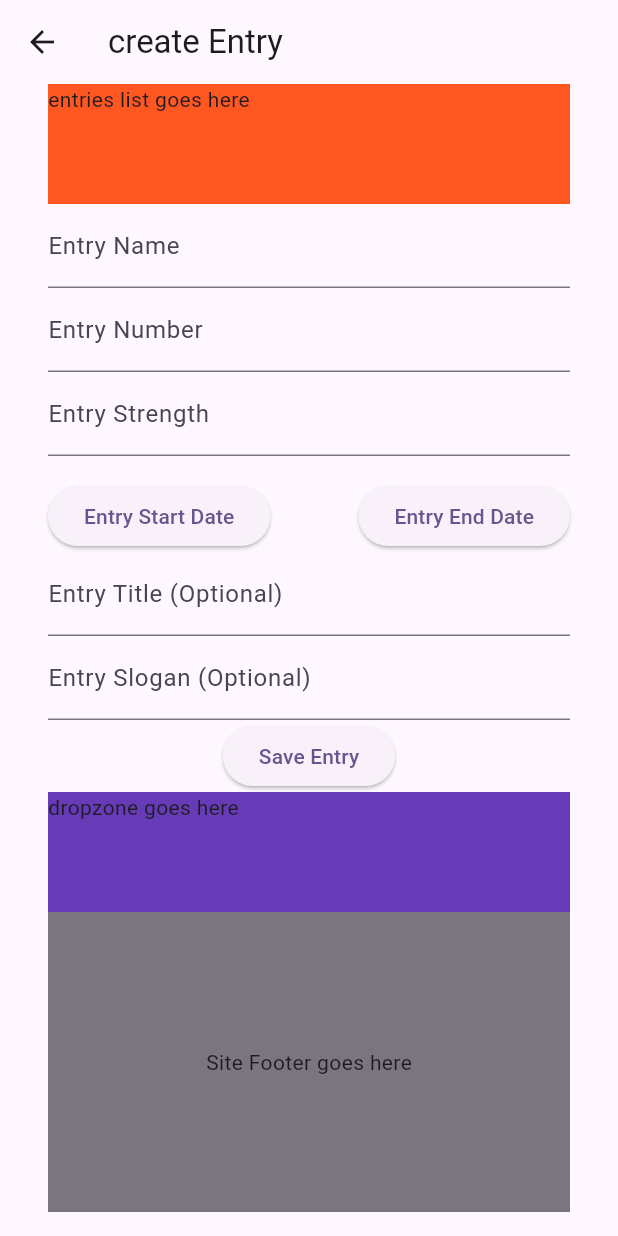
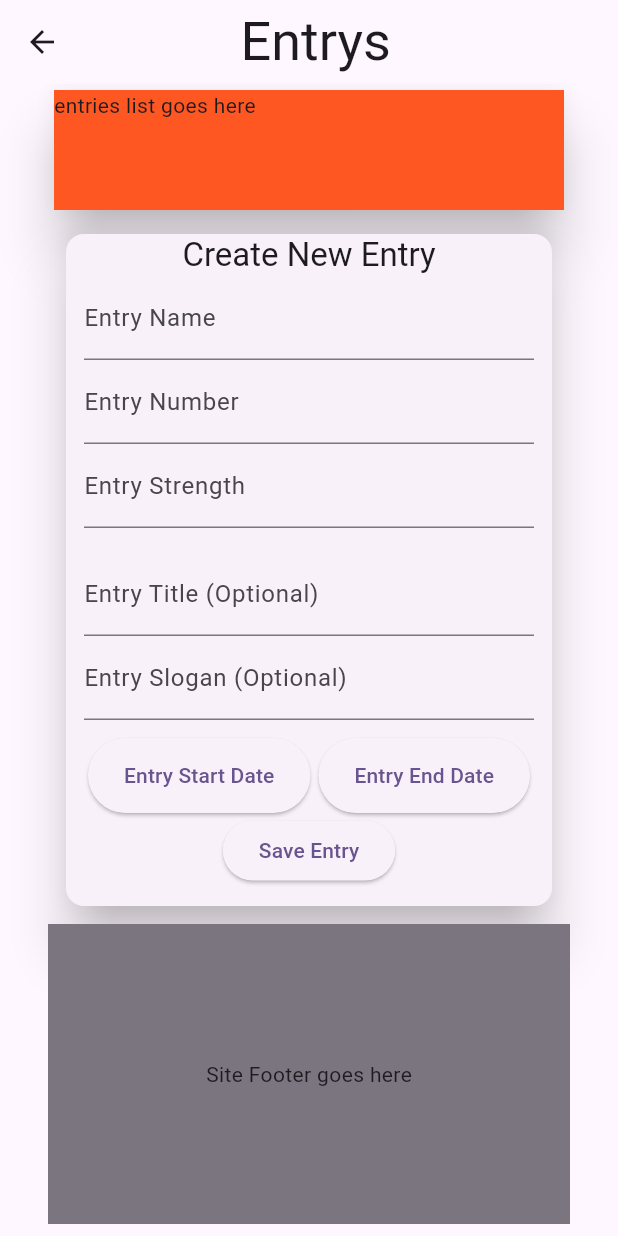
Before and after one commit to IHKodifier/KohatianFoundation, a Flutter app: the CreateEntryPage screen opened directly, on a phone screen of 412 x 824 dp. Run offline on Flutter 3.47's test engine with Material 3 defaults, Android fonts, the phone set to English and light mode, and no system bars; our stand-ins replace cached_network_image, cloud_firestore, email_validator, equatable, firebase_auth, firebase_core and 5 more; missing offline and left inert: flutter_dropzone; accounts and stored records are empty.

```diff
--- a/lib/pages/create_entry_page.dart
+++ b/lib/pages/create_entry_page.dart
@@ -37,17 +37,40 @@ class _CreateEntryPageState extends ConsumerState<CreateEntryPage> {
 
     return Scaffold(
         appBar: AppBar(
-          title: const Text('create Entry'),
+          title:
+              Text(' Entrys', style: Theme.of(context).textTheme.displaySmall),
+          centerTitle: true,
         ),
+        // ),
         body: SingleChildScrollView(
           child: Padding(
             padding: const EdgeInsets.symmetric(horizontal: 32.0),
             child: Column(
               children: [
-                entryList(),
+                Card(
+                  elevation: 15,
+                  child: entryList(),
+                ),
+                Card(
+                    elevation: 15,
+                    margin: const EdgeInsets.all(12),
+                    child: SizedBox(
+                      width: 600,
+                      child: Padding(
+                        padding: const EdgeInsets.symmetric(horizontal: 12.0),
+                        child: Column(
+                          children: [
                             entryCreationForm(),
                             buildSaveButton(),
-                addEntryCadetsDropzone(),
+                            const SizedBox(
+                              height: 12,
+                            ),
+                          ],
+                        ),
+                      ),
+                    )),
+
+                // addEntryCadetsDropzone(),
                 const SiteFooter(),
               ],
             ),
@@ -70,6 +93,11 @@ class _CreateEntryPageState extends ConsumerState<CreateEntryPage> {
             key: formKeyEntryDetails,
             child: Column(
               children: [
+                Text(
+                  'Create New Entry',
+                  style: Theme.of(context).textTheme.titleLarge,
+                ),
+
                 // Entry Name
                 _buildTextFormField(
                   controller: ref.read(entryNameControllerProvider),
@@ -91,12 +119,29 @@ class _CreateEntryPageState extends ConsumerState<CreateEntryPage> {
 
                 const SizedBox(height: 16),
 
+                // Entry Title
+                _buildTextFormField(
+                    controller: ref.read(entryTitleControllerProvider),
+                    labelText: 'Entry Title (Optional)',
+                    reuiresValidation: false),
+
+                // Entry Slogan
+                _buildTextFormField(
+                  controller: ref.read(entrySloganControllerProvider),
+                  labelText: 'Entry Slogan (Optional)',
+                  reuiresValidation: false,
+                ),
+                const SizedBox(
+                  height: 12,
+                ),
                 //Date pickers
                 Row(
-                  mainAxisAlignment: MainAxisAlignment.spaceBetween,
+                  mainAxisAlignment: MainAxisAlignment.spaceAround,
                   children: [
                     // Start Date Picker
-                    ElevatedButton(
+                    SizedBox(
+                      height: 50,
+                      child: ElevatedButton(
                         onPressed: () async {
                           final selectedDate = await showDatePicker(
                             context: context,
@@ -116,8 +161,12 @@ class _CreateEntryPageState extends ConsumerState<CreateEntryPage> {
                               : 'Entry Start Date',
                         ),
                       ),
+                    ),
+
                     // End Date Picker
-                    ElevatedButton(
+                    SizedBox(
+                        height: 50,
+                        child: ElevatedButton(
                           onPressed: () async {
                             final selectedDate = await showDatePicker(
                               context: context,
@@ -136,44 +185,38 @@ class _CreateEntryPageState extends ConsumerState<CreateEntryPage> {
                                 ? '${entryCreationNotifier.endDate?.day} - ${entryCreationNotifier.endDate?.month} - ${entryCreationNotifier.endDate?.year}'
                                 : 'Entry End Date',
                           ),
-                    ),
+                        )),
                   ],
-                ),
-
-                // Entry Title
-                _buildTextFormField(
-                    controller: ref.read(entryTitleControllerProvider),
-                    labelText: 'Entry Title (Optional)',
-                    reuiresValidation: false),
-
-                // Entry Slogan
-                _buildTextFormField(
-                  controller: ref.read(entrySloganControllerProvider),
-                  labelText: 'Entry Slogan (Optional)',
-                  reuiresValidation: false,
                 ),
               ],
             ),
           )
         : ref.watch(entryCreationProvider).entry != null
             ? buildEntrySuccess()
-            : const CircularProgressIndicator();
+            : Center(child: const CircularProgressIndicator());
   }
 
   buildSaveButton() {
-    return Center(
+    return ref.watch(entryCreationProvider).entry == null
+        ? SizedBox(
+            height: 50,
+            child: Center(
               child: ElevatedButton(
                 onPressed: () async {
                   if (formKeyEntryDetails.currentState!.validate()) {
                     // Access controllers from providers
-            final entryName = ref.read(entryNameControllerProvider).text;
-            final entryNumber = ref.read(entryNumberControllerProvider).text;
+                    final entryName =
+                        ref.read(entryNameControllerProvider).text;
+                    final entryNumber =
+                        ref.read(entryNumberControllerProvider).text;
                     final entryStrength =
                         ref.read(entryStrengthControllerProvider).text;
                     // final selectedStartDate = ref.read(entryStartDateProvider);
                     // final selectedEndDate = ref.read(entryEndDateProvider);
-            final entryTitle = ref.read(entryTitleControllerProvider).text;
-            final entrySlogan = ref.read(entrySloganControllerProvider).text;
+                    final entryTitle =
+                        ref.read(entryTitleControllerProvider).text;
+                    final entrySlogan =
+                        ref.read(entrySloganControllerProvider).text;
 
                     // Create the Entry object
                     Entry newEntry = Entry(
@@ -204,18 +247,28 @@ class _CreateEntryPageState extends ConsumerState<CreateEntryPage> {
                 },
                 child: const Text('Save Entry'),
               ),
-    );
+            ),
+          )
+        : Container();
     setState(() {
       formIsBusy = false;
     });
   }
 
   addEntryCadetsDropzone() {
-    return Container(
+    return Column(
+      children: [
+        ElevatedButton(onPressed: () {}, child: const Text('Select File')),
+        const SizedBox(
+          height: 16,
+        ),
+        Container(
           height: 80,
-      width: double.infinity,
+          width: 500,
           color: Colors.deepPurple,
           child: const Text('dropzone goes here'),
+        ),
+      ],
     );
   }
 
@@ -297,15 +350,19 @@ class _CreateEntryPageState extends ConsumerState<CreateEntryPage> {
         const SizedBox(
           height: 16,
         ),
-        ElevatedButton(onPressed: () {},
-        child: Text('create ${ref.read(entryCreationProvider).entry?.strength.toString()} Blank cadet Profiles')),
+        ElevatedButton(
+            onPressed: () {},
+            child: Text(
+                'create ${ref.read(entryCreationProvider).entry?.strength.toString()} Blank cadet Profiles')),
         const SizedBox(
           height: 16,
         ),
-            const Text('Or you can browse/drag an drop an Excel file to create cadet profiles for cadets of this entry.'),
+        const Text(
+            'Or you can browse/drag an drop an Excel file to create cadet profiles for cadets of this entry.'),
         const SizedBox(
           height: 16,
         ),
+        addEntryCadetsDropzone(),
       ],
     );
   }
```
Lines whose indentation alone changed are shown as unchanged.
